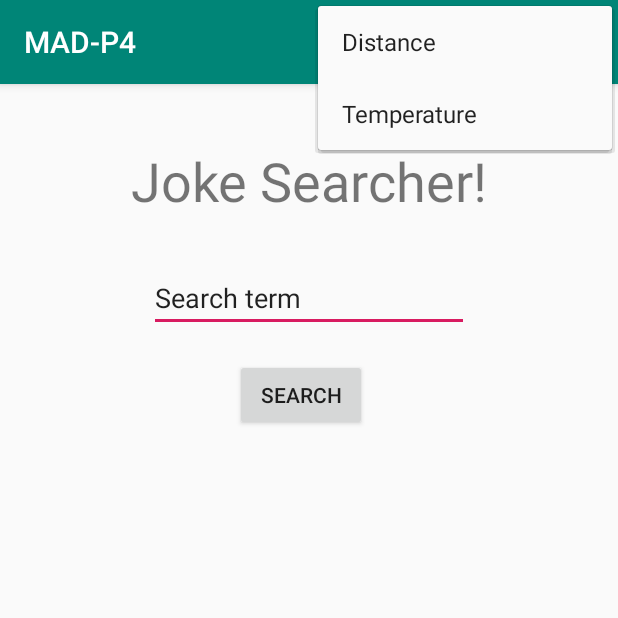
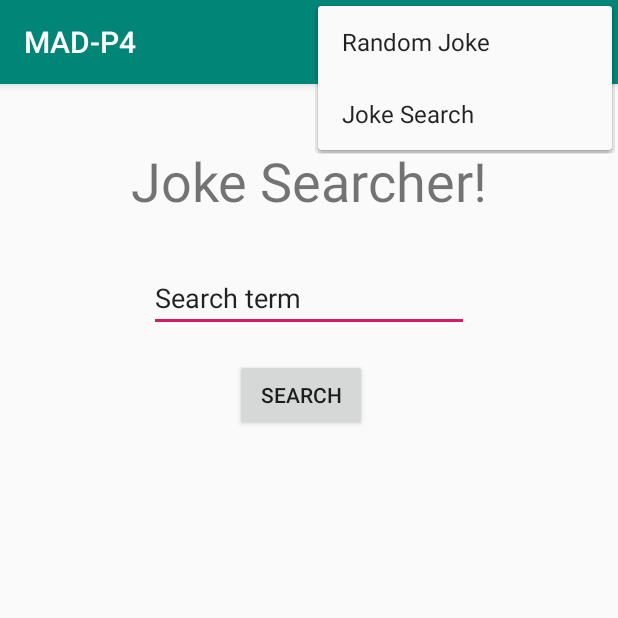
Before and after one commit to iSimon0/Project4-MAD, an Android app: the screen it shows after launch (MainActivity), with the options menu open, on a phone screen of 412 x 824 dp, the top half of it. Run offline under Robolectric (Android 15) with nearby library versions, the phone set to English and light mode, and no system bars; our stand-ins replace Volley; network calls fail.

Commit message:
adjusted random joke UI; updated option titles

```diff
--- a/app/src/main/res/menu/main_menu.xml
+++ b/app/src/main/res/menu/main_menu.xml
@@ -4,11 +4,11 @@
     <item
         android:id="@+id/distance_settings"
         app:showAsAction="never"
-        android:title="Distance">
+        android:title="Random Joke">
     </item>
     <item
         android:id="@+id/temp_settings"
         app:showAsAction="never"
-        android:title="Temperature">
+        android:title="Joke Search">
     </item>
 </menu>
```
Also changed, not shown: app/src/main/res/layout/fragment_random.xml (+17 -3 lines).
